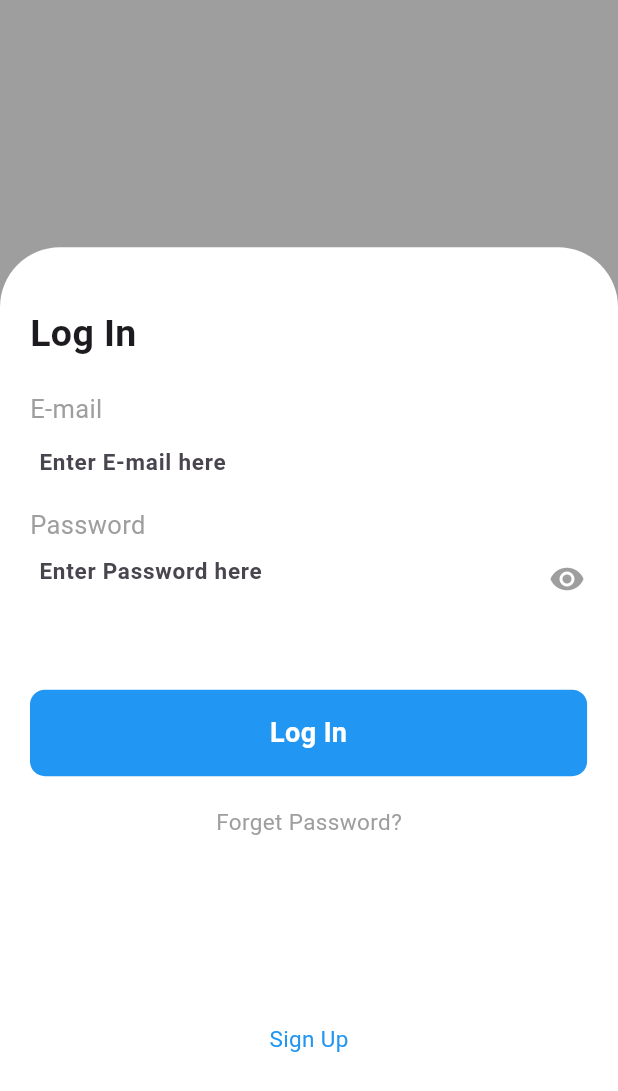
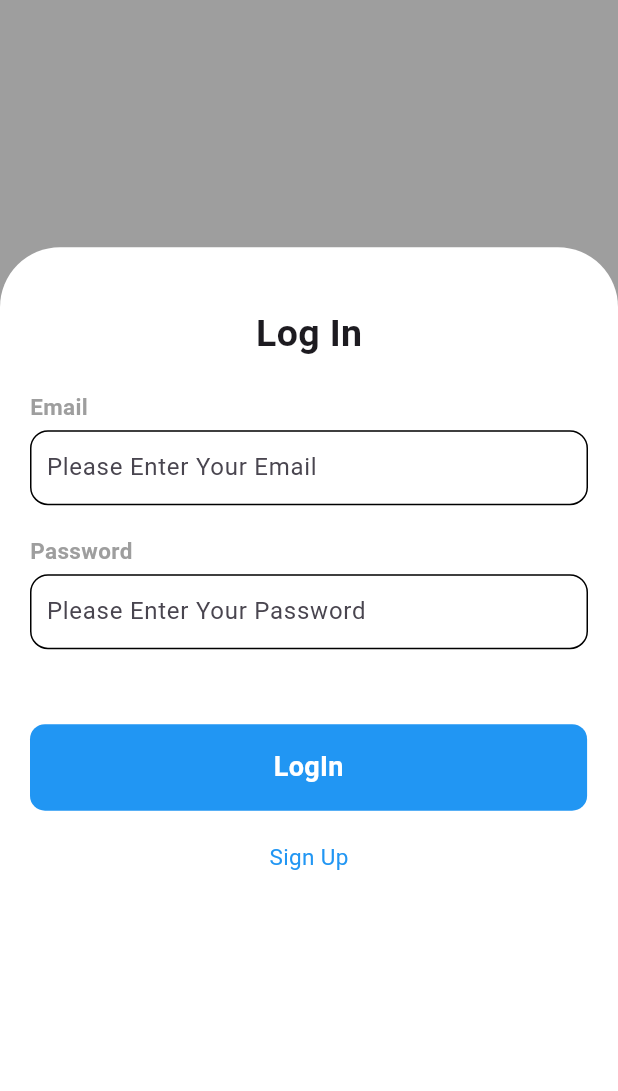
Before and after one commit to INFINITE-ALGOS/jaiza_app, a Flutter app: the SignUpScreen screen opened directly, after a tap on "Log In", on a phone screen of 412 x 824 dp. Shown: the top 1091 px of the screen. Run offline on Flutter 3.47's test engine with Material 3 defaults, Android fonts, the light colour scheme and no system bars; our stand-ins replace animated_bottom_navigation_bar, cloud_firestore, firebase_auth, firebase_core, flutter_easyloading, flutter_keyboard_visibility and 1 more; accounts and stored records are empty; network calls fail.

Commit message:
danish 1,3
make services backend logic and login/signup logic

```diff
--- a/lib/controllers/signup_with_email_controller.dart
+++ b/lib/controllers/signup_with_email_controller.dart
@@ -1,7 +1,10 @@
 import 'package:firebase_auth/firebase_auth.dart';
 import 'package:cloud_firestore/cloud_firestore.dart';
 import 'package:flutter/material.dart'; // Import for BuildContext
+import 'package:flutter_easyloading/flutter_easyloading.dart';
 import 'package:law_education_app/models/user_model.dart';
+import 'package:law_education_app/screens/auth/login_screen.dart';
+import 'package:law_education_app/screens/client_screens/home_screen.dart';
 import 'package:law_education_app/utils/custom_snackbar.dart';
 
 class SignupWithEmailController {
@@ -14,14 +17,14 @@ class SignupWithEmailController {
     required String userEmail,
     required String userPassword,
   }) async {
+    EasyLoading.show(status: "Please wait");
     try {
       UserCredential userCredential = await _auth.createUserWithEmailAndPassword(
         email: userEmail,
         password: userPassword,
       );
-      _auth.signInWithEmailAndPassword(email: userEmail, password: userPassword);
-
       User user = userCredential.user!;
+      user.sendEmailVerification();
 
       UserModel userModel = UserModel(
         uId: user.uid,
@@ -35,15 +38,21 @@ class SignupWithEmailController {
       );
 
       await _firestore.collection("users").doc(user.uid).set(userModel.toMap());
-
+      EasyLoading.dismiss();
+      Navigator.push(context, MaterialPageRoute(builder: (context)=>LogInScreen()));
+CustomSnackbar.showSuccess(context: context, title: "Success", message: "Now please verify your email");
       // Optionally show success message or handle post-registration logic
     } on FirebaseException catch (e) {
+      EasyLoading.dismiss();
       CustomSnackbar.showError(
+        context: context,
         title: "Error",
         message: e.message ?? "An unexpected error occurred.",
       );
     } catch (e) {
+      EasyLoading.dismiss();
       CustomSnackbar.showError(
+        context: context,
         title: "Error",
         message: e.toString(),
       );
--- a/lib/main.dart
+++ b/lib/main.dart
@@ -1,6 +1,8 @@
 import 'package:firebase_core/firebase_core.dart';
 import 'package:flutter/material.dart';
+import 'package:flutter_easyloading/flutter_easyloading.dart';
 import 'package:law_education_app/conts.dart';
+import 'package:law_education_app/screens/auth/login_screen.dart';
 import 'package:law_education_app/screens/auth/signup_screen.dart';
 import 'package:law_education_app/screens/client_screens/bottom_nav.dart';
 
@@ -17,7 +19,7 @@ class MyApp extends StatelessWidget {
     return MaterialApp(
       theme: ThemeData(scaffoldBackgroundColor: whiteColor),
       debugShowCheckedModeBanner: false,
-      home: SignUpScreen(),
-    );
+      home: LogInScreen(),
+      builder: EasyLoading.init(),     );
   }
 }
--- a/lib/screens/auth/login_screen.dart
+++ b/lib/screens/auth/login_screen.dart
@@ -1,15 +1,26 @@
+import 'package:flutter/cupertino.dart';
 import 'package:flutter/material.dart';
+import 'package:flutter/services.dart';
+import 'package:flutter_keyboard_visibility/flutter_keyboard_visibility.dart';
+import 'package:law_education_app/controllers/signin_with_email_controller.dart';
+import 'package:law_education_app/controllers/signup_with_email_controller.dart';
 import 'package:law_education_app/screens/auth/signup_screen.dart';
-import 'package:law_education_app/screens/client_screens/bottom_nav.dart';
+import 'package:law_education_app/utils/manage_keyboard.dart';
 import 'package:law_education_app/widgets/custom_rounded_button.dart';
 
-import 'forget_password_screen.dart';
-class LoginScreen extends StatefulWidget {
-  const LoginScreen({super.key});
+import '../../conts.dart';
+import 'login_screen.dart';
+class LogInScreen extends StatefulWidget {
+  final SigninWithEmailController signinWithEmailController=SigninWithEmailController();
+  LogInScreen({super.key});
   @override
-  State<LoginScreen> createState() => _LoginScreenState();
+  State<LogInScreen> createState() => _LogInScreenState();
 }
-class _LoginScreenState extends State<LoginScreen> {
+class _LogInScreenState extends State<LogInScreen> {
+  final TextEditingController nameController=TextEditingController();
+  final TextEditingController emailController=TextEditingController();
+  final TextEditingController psswordController=TextEditingController();
+
   bool _obscureText = true;
   void _togglePasswordVisibility() {
     setState(() {
@@ -18,18 +29,26 @@ class _LoginScreenState extends State<LoginScreen> {
   }
   @override
   Widget build(BuildContext context) {
-    return Scaffold(
+    return KeyboardVisibilityBuilder(builder: (context, isKeyboardVisible) {
+      return
+        Scaffold(
           backgroundColor: Colors.grey,
           body: SingleChildScrollView(
             child: Column(
               children: [
-            Container(
+                isKeyboardVisible?Container(): Container(
                   color: Colors.grey,
-              height: MediaQuery.of(context).size.height*0.2,
+                  height: MediaQuery
+                      .of(context)
+                      .size
+                      .height * 0.2,
                   width: double.infinity,
                 ),
                 Container(
-              height: MediaQuery.of(context).size.height*0.8,
+                  height: MediaQuery
+                      .of(context)
+                      .size
+                      .height * 0.8,
                   decoration: BoxDecoration(
                     color: Colors.white,
                     borderRadius: BorderRadius.only(
@@ -43,90 +62,29 @@ class _LoginScreenState extends State<LoginScreen> {
                       SizedBox(height: 40,),
                       Container(
                         alignment: Alignment.topLeft,
-                    padding: EdgeInsets.only(left: 20),
-                    child: Text("Log In",style: TextStyle(fontWeight: FontWeight.bold,fontSize: 25),),
+                        // padding: EdgeInsets.only(left: 20),
+                        child: Center(
+                          child: Text("Log In", style: TextStyle(
+                              fontWeight: FontWeight.bold, fontSize: 25),),
+                        ),
                       ),
                       SizedBox(height: 20,),
-                  Container(
-                    padding: EdgeInsets.only(left: 20),
-                    alignment: Alignment.centerLeft,
-                    child: Text("E-mail",style: TextStyle(fontSize: 17,color: Colors.grey),),
+
+                    //  CustomTextField(title: "Name",fieldTitle: "Please Enter Your Name",controller: nameController,),
+                      CustomTextField(title:"Email" ,fieldTitle: "Please Enter Your Email",controller: emailController,),
+                      CustomTextField(title: "Password",fieldTitle: "Please Enter Your Password",controller: psswordController,),
+
+                      Padding(
+                        padding: const EdgeInsets.only(top: 30),
+                        child: CustomClickRoundedButton(text: "LogIn", onPress: () {
+                          KeyboardUtil().hideKeyboard(context);
+                          widget.signinWithEmailController.signInWithEmailController(userEmail: emailController.text.trim(), userPassword: psswordController.text.trim(), context: context);
+                        },),
                       ),
-                  Padding(
-                    padding: const EdgeInsets.only(left: 10),
-                    child: TextField(
-                      decoration: InputDecoration(
-                        border: InputBorder.none,
-                        enabledBorder: InputBorder.none,
-                        focusedBorder: InputBorder.none,
-                        hintText: 'Enter E-mail here',
-                        fillColor: Colors.white,
-                        filled: true,
-                      ),
-                      style: TextStyle(fontWeight: FontWeight.bold,fontSize: 15),
-                    ),
-                  ),
-                  SizedBox(height: 5,),
-                  Container(
-                    padding: EdgeInsets.only(left: 20),
-                    alignment: Alignment.centerLeft,
-                    child: Text(
-                      "Password",
-                      style: TextStyle(fontSize: 17, color: Colors.grey),
-                    ),
-                  ),
-                  Padding(
-                    padding: const EdgeInsets.only(left: 10,right: 10),
-                    child: TextField(
-                      obscureText: _obscureText,
-                      decoration: InputDecoration(
-                        border: InputBorder.none,
-                        enabledBorder: InputBorder.none,
-                        focusedBorder: InputBorder.none,
-                        hintText: 'Enter Password here',
-                        fillColor: Colors.white,
-                        filled: true,
-                        suffixIcon: IconButton(
-                          icon: Icon(
-                            _obscureText ? Icons.visibility : Icons.visibility_off,
-                            color: Colors.grey,
-                          ),
-                          onPressed: _togglePasswordVisibility,
-                        ),
-                      ),
-                      style: TextStyle(fontWeight: FontWeight.bold,fontSize: 15),
-                    ),
-                  ),
-                  SizedBox(height: 50,),
-                  CustomClickRoundedButton(text: "Log In",
-                    onPress: (){
-                      Navigator.push(context, MaterialPageRoute(builder: (context)=>bottom_nav()));
-
-                    },),
                       SizedBox(height: 20,),
                       InkWell(
-                    onTap: ()
-                    {
-                      Navigator.pushReplacement(
-                        context,
-                        MaterialPageRoute(
-                          builder: (context) => ForgetPasswordScreen(),),
-                      );
-                    },
-                    child: Container(
-                      alignment: Alignment.center,
-                      child: Text("Forget Password?",style: TextStyle(
-                          fontSize: 15,
-                          fontWeight: FontWeight.w400,
-                          color: Colors.grey
-                      ),),
-                    ),
-                  ),
-                  SizedBox(height: MediaQuery.of(context).size.height*0.15,),
-                  InkWell(
-                    onTap: ()
-                    {
-                      Navigator.pushReplacement(
+                        onTap: () {
+                          Navigator.push(
                             context,
                             MaterialPageRoute(
                               builder: (context) => SignUpScreen(),),
@@ -134,7 +92,7 @@ class _LoginScreenState extends State<LoginScreen> {
                         },
                         child: Container(
                           alignment: Alignment.center,
-                      child: Text("Sign Up",style: TextStyle(
+                          child: Text("Sign Up", style: TextStyle(
                               fontSize: 15,
                               fontWeight: FontWeight.w400,
                               color: Colors.blue
@@ -148,5 +106,38 @@ class _LoginScreenState extends State<LoginScreen> {
             ),
           ),
         );
+    } );
   }
 }
+class CustomTextField extends StatelessWidget {
+  String title;
+  String fieldTitle;
+  TextEditingController controller;
+  CustomTextField({super.key,required this.title,required this.fieldTitle,required this.controller});
+
+  @override
+  Widget build(BuildContext context) {
+    return Column(
+      children: [Container(
+        padding: EdgeInsets.only(left: 20),
+        alignment: Alignment.centerLeft,
+        child: Text(title, style: TextStyle(fontSize: 15,fontWeight: FontWeight.w600,
+            color: Colors.grey),),
+      ),
+        Container(
+
+          margin: EdgeInsets.only(left: 20,right: 20,top: 5),
+          padding: EdgeInsets.symmetric(horizontal: 10),
+          decoration: BoxDecoration(borderRadius: BorderRadius.circular(12),border: Border.all(color: blackColor)),
+          child: TextFormField(
+            controller: controller,
+            decoration: InputDecoration(
+                hintText: fieldTitle,
+                border:InputBorder.none
+            ),
+          ),
+        ),
+        SizedBox(height: 20,),],
+    );
+  }
+}
--- a/lib/screens/auth/signup_screen.dart
+++ b/lib/screens/auth/signup_screen.dart
@@ -3,6 +3,7 @@ import 'package:flutter/material.dart';
 import 'package:flutter/services.dart';
 import 'package:flutter_keyboard_visibility/flutter_keyboard_visibility.dart';
 import 'package:law_education_app/controllers/signup_with_email_controller.dart';
+import 'package:law_education_app/utils/manage_keyboard.dart';
 import 'package:law_education_app/widgets/custom_rounded_button.dart';
 
 import '../../conts.dart';
@@ -74,6 +75,7 @@ class _SignUpScreenState extends State<SignUpScreen> {
                     Padding(
                       padding: const EdgeInsets.only(top: 30),
                       child: CustomClickRoundedButton(text: "Sign Up", onPress: () {
+                        KeyboardUtil().hideKeyboard(context);
                         widget.signupWithEmailController.signUpWithEmailMethod(context: context, userName: nameController.text.trim(), userEmail: emailController.text.trim(), userPassword: psswordController.text.trim());
                       },),
                     ),
@@ -83,7 +85,7 @@ class _SignUpScreenState extends State<SignUpScreen> {
                         Navigator.pushReplacement(
                           context,
                           MaterialPageRoute(
-                            builder: (context) => LoginScreen(),),
+                            builder: (context) => LogInScreen(),),
                         );
                       },
                       child: Container(
```
Also changed, not shown: lib/controllers/create_service_controller.dart (added, +46 -0 lines), lib/controllers/signin_with_email_controller.dart (added, +43 -0 lines), lib/models/create_service_model.dart (added, +55 -0 lines), lib/screens/client_screens/create_job_screen.dart (+4 -3 lines), lib/screens/client_screens/create_service_detail_screen.dart (+20 -4 lines), lib/screens/client_screens/profile_screen.dart (+9 -3 lines), lib/utils/Is_login.dart (added, +11 -0 lines), lib/utils/custom_snackbar.dart (+12 -10 lines), pubspec.yaml (+5 -83 lines), pubspec.lock. Lines whose indentation alone changed are shown as unchanged.
